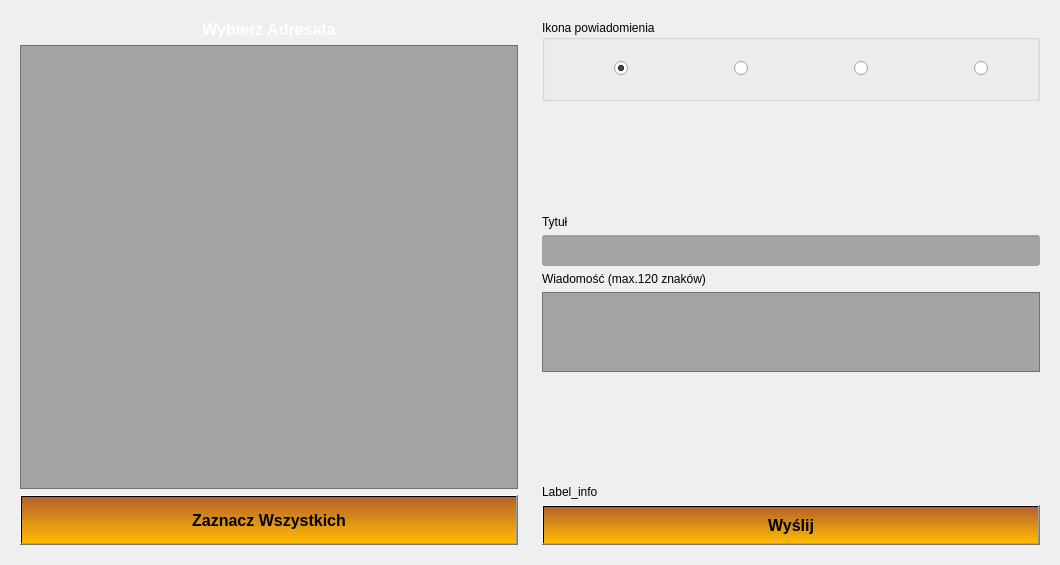
Old version of the form NowySerwer/RoomieSerwer/hotel_wyslij.ui in the repository Filemon279/Roomie.
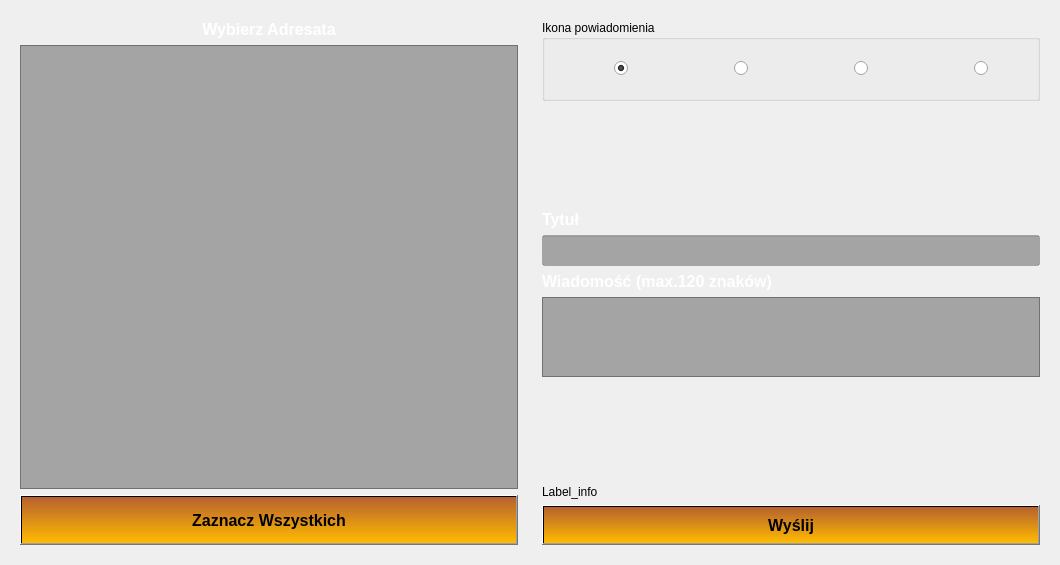
New version of the form. Icons and pictures are not drawn.

Diff of the .ui file:
```diff
--- a/NowySerwer/RoomieSerwer/hotel_wyslij.ui
+++ b/NowySerwer/RoomieSerwer/hotel_wyslij.ui
@@ -260,6 +260,17 @@
       </item>
       <item row="4" column="0">
        <widget class="QLabel" name="label_3">
+        <property name="font">
+         <font>
+          <family>Arial</family>
+          <pointsize>12</pointsize>
+          <weight>75</weight>
+          <bold>true</bold>
+         </font>
+        </property>
+        <property name="styleSheet">
+         <string notr="true">color:white</string>
+        </property>
         <property name="text">
          <string>Wiadomość (max.120 znaków)</string>
         </property>
@@ -324,6 +335,17 @@
       </item>
       <item row="2" column="0">
        <widget class="QLabel" name="label_2">
+        <property name="font">
+         <font>
+          <family>Arial</family>
+          <pointsize>12</pointsize>
+          <weight>75</weight>
+          <bold>true</bold>
+         </font>
+        </property>
+        <property name="styleSheet">
+         <string notr="true">color:white</string>
+        </property>
         <property name="text">
          <string>Tytuł</string>
         </property>
```
